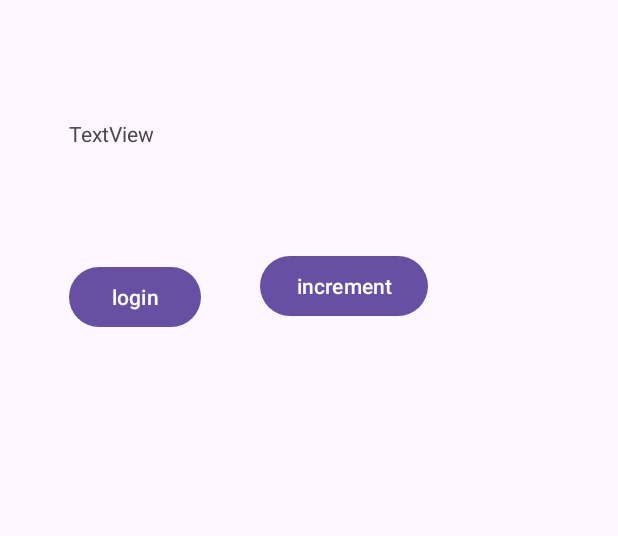
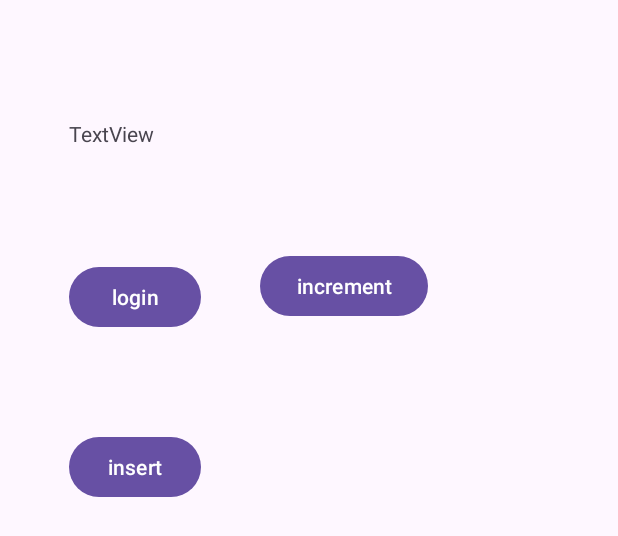
Before and after one commit to abdultanveer/MotoDemo, an Android app: the layout activity_main.xml on its own in the app's theme, with its tools: preview values and no code run, on a phone screen of 412 x 824 dp. Shown: the top 536 px of the screen. Run offline under Robolectric (Android 15) with nearby library versions, the phone set to English and light mode, and no system bars.

Commit message:
roomdb -insert

```diff
--- a/app/src/main/java/com/example/motodemo/data/ItemRoomDatabase.kt
+++ b/app/src/main/java/com/example/motodemo/data/ItemRoomDatabase.kt
@@ -7,6 +7,7 @@ import androidx.room.RoomDatabase
 
 @Database(entities = [Item::class], version = 1, exportSchema = false)
 abstract class ItemRoomDatabase:RoomDatabase() {
+    abstract fun itemDao(): ItemDao
 
     companion object{
         private var INSTANCE: ItemRoomDatabase? = null
--- a/app/src/main/res/layout/activity_main.xml
+++ b/app/src/main/res/layout/activity_main.xml
@@ -38,4 +38,14 @@
         android:text="increment"
         app:layout_constraintBottom_toBottomOf="@+id/btnLogin"
         app:layout_constraintStart_toEndOf="@+id/btnLogin" />
+
+    <Button
+        android:id="@+id/btnInsert"
+        android:layout_width="wrap_content"
+        android:layout_height="wrap_content"
+        android:layout_marginTop="65dp"
+        android:text="insert"
+        app:layout_constraintEnd_toEndOf="@+id/btnLogin"
+        app:layout_constraintStart_toStartOf="@+id/btnLogin"
+        app:layout_constraintTop_toBottomOf="@+id/btnLogin" />
 </androidx.constraintlayout.widget.ConstraintLayout>
```
Also changed, not shown: app/src/main/java/com/example/motodemo/MainActivity.kt (+30 -2 lines), app/src/main/java/com/example/motodemo/MainViewModel.kt (+14 -0 lines).
